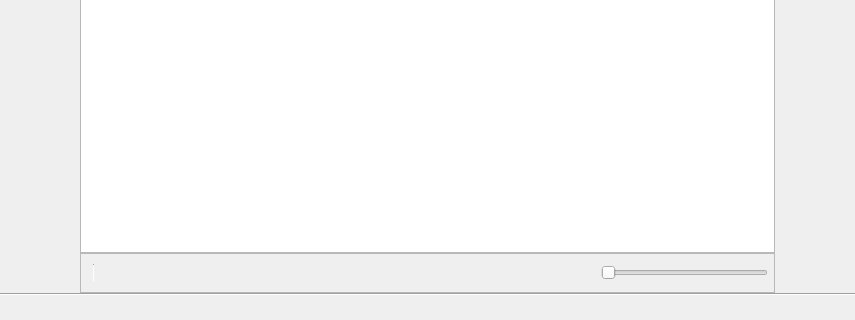
Above: ui/main_window.ui from javier-rojo-ramos/arca before the change; both pictures show x 144 to 999 and y 430 to 750 of the 1200 by 750 pixel window. Below: the same form after it.
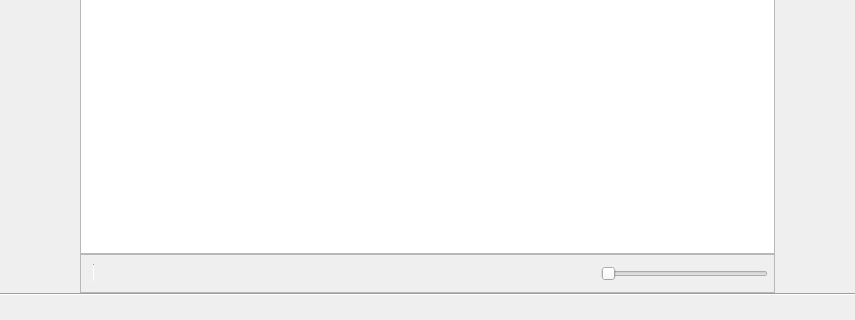
That is the form after the change. Custom widgets are drawn as their Qt base class.

```diff
--- a/ui/main_window.ui
+++ b/ui/main_window.ui
@@ -397,7 +397,7 @@
             <property name="minimumSize">
              <size>
               <width>0</width>
-              <height>40</height>
+              <height>39</height>
              </size>
             </property>
             <property name="frameShape">
```
